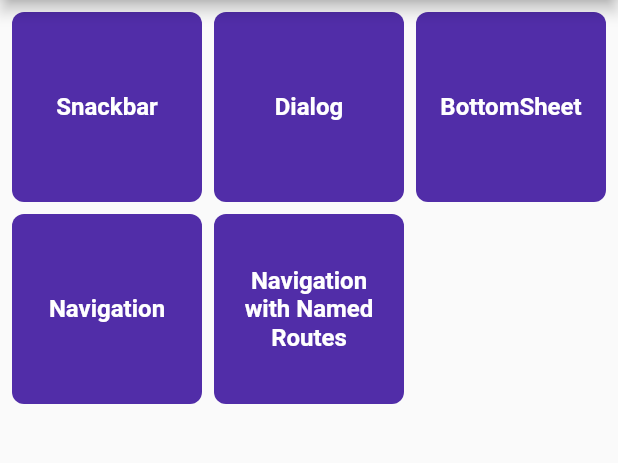
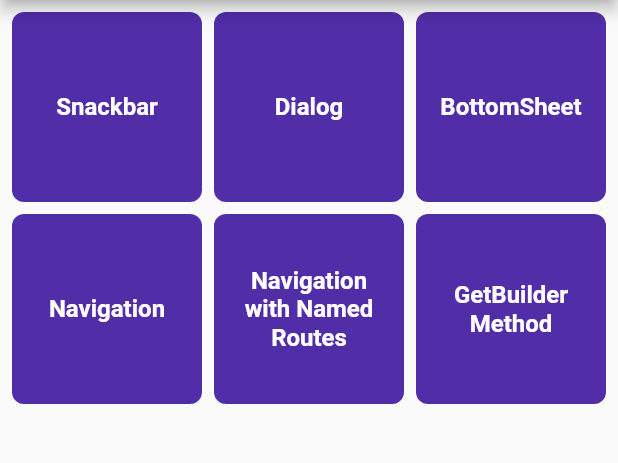
Before and after one commit to a01r066/GetXFlutter, a Flutter app: the screen it shows after launch, on a phone screen of 412 x 824 dp, the part 84-547 px from its top. Run offline on Flutter 3.47's test engine with Material 2 defaults, Android fonts, the phone set to English and light mode, and no system bars; our stand-ins replace get.

Commit message:
Using GetBuilder Method

```diff
--- a/lib/main.dart
+++ b/lib/main.dart
@@ -2,6 +2,7 @@ import 'package:flutter/material.dart';
 import 'package:get/get.dart';
 import 'package:getx_demo/pages/cart_page.dart';
 import 'package:getx_demo/pages/navigation_page.dart';
+import 'package:getx_demo/pages/profile_page.dart';
 import 'package:getx_demo/pages/shop_page.dart';
 import 'package:getx_demo/pages/subjects_page.dart';
 
@@ -23,12 +24,13 @@ class MyApp extends StatelessWidget {
       ),
       // home: SubjectsPage(),
       initialRoute: "/home",
-      defaultTransition: Transition.leftToRight,
+      defaultTransition: Transition.rightToLeft,
       getPages: [
         GetPage(name: "/home", page: () => SubjectsPage()),
         GetPage(name: "/shop/:shopID", page: () => ShopPage()),
         GetPage(name: "/cart/:cartID", page: () => CartPage()),
         GetPage(name: "/nav", page: () => NavigationPage()),
+        GetPage(name: "/profile", page: () => Profile()),
       ],
     );
   }
--- a/lib/pages/navigation_page.dart
+++ b/lib/pages/navigation_page.dart
@@ -1,7 +1,5 @@
 import 'package:flutter/material.dart';
 import 'package:get/get.dart';
-import 'package:getx_demo/pages/cart_page.dart';
-import 'package:getx_demo/pages/shop_page.dart';
 
 class NavigationPage extends StatelessWidget {
   @override
@@ -20,13 +18,13 @@ class NavigationPage extends StatelessWidget {
               print("Data returned: $data");
             }, child: Column(
               children: [
-                Text("Get.off to remove only 1 previous screen!"),
+                Text("Get.offNamed to remove only 1 previous screen!"),
               ],
             ),),
             RaisedButton(onPressed: () {
               // Get.offAll(() => ShopPage(), arguments: "Get.offAll");
               Get.offAllNamed("/shop/shopId123");
-            }, child: Text("Get.offAll remove all previous screens!"),),
+            }, child: Text("Get.offAllNamed remove all previous screens!"),),
             RaisedButton(onPressed: () => Get.back(), child: Text("Back"),),
           ],
         ),
--- a/lib/pages/subjects_page.dart
+++ b/lib/pages/subjects_page.dart
@@ -9,6 +9,7 @@ class SubjectsPage extends StatelessWidget {
   final bottomSheet = GridItemWidget(subject: "BottomSheet");
   final navigation = GridItemWidget(subject: "Navigation");
   final namedRoutes = GridItemWidget(subject: "Navigation with Named Routes");
+  final getBuilderMethod = GridItemWidget(subject: "GetBuilder Method");
 
   // List<Map<GridItemWidget, Widget>> mapItems = [];
   final scaffoldKey = GlobalKey<ScaffoldState>();
@@ -49,6 +50,11 @@ class SubjectsPage extends StatelessWidget {
       Get.toNamed("/nav");
     };
 
+    // GetX GetBuilder Method
+    getBuilderMethod.tapAction = (){
+      Get.toNamed("/profile");
+    };
+
     return Scaffold(
       key: scaffoldKey,
       appBar: AppBar(
@@ -66,6 +72,7 @@ class SubjectsPage extends StatelessWidget {
             bottomSheet,
             navigation,
             namedRoutes,
+            getBuilderMethod,
           ],
         ),
       ),
```
Also changed, not shown: lib/controllers/mainController.dart (added, +10 -0 lines), lib/pages/profile_page.dart (added, +33 -0 lines).
